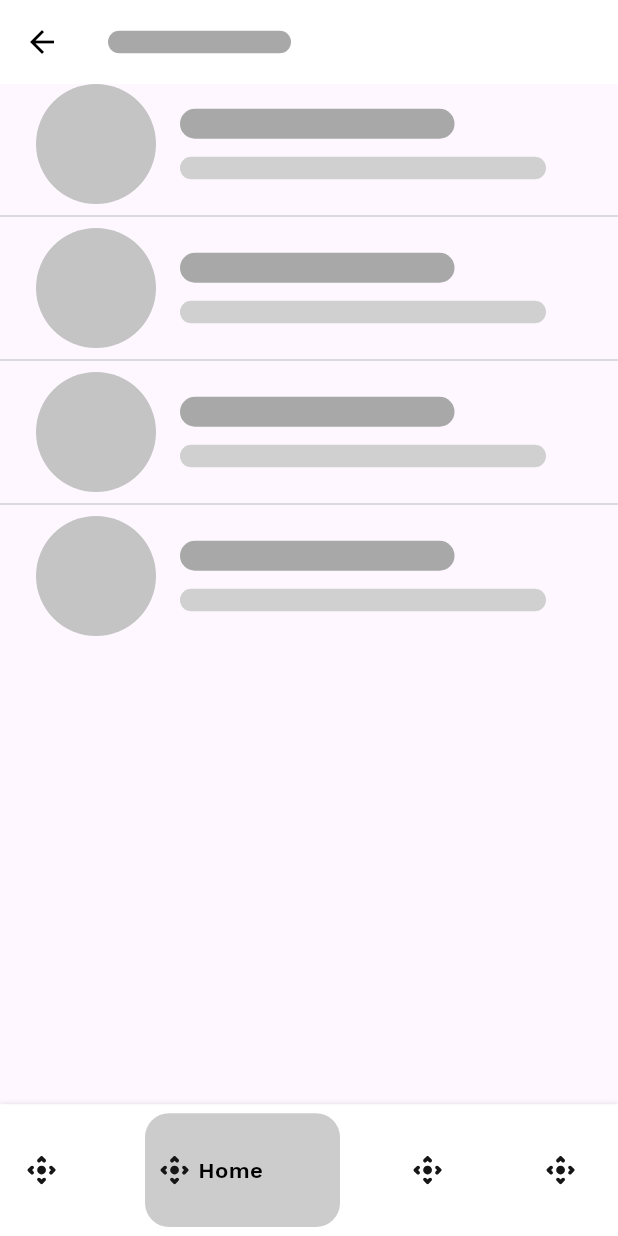
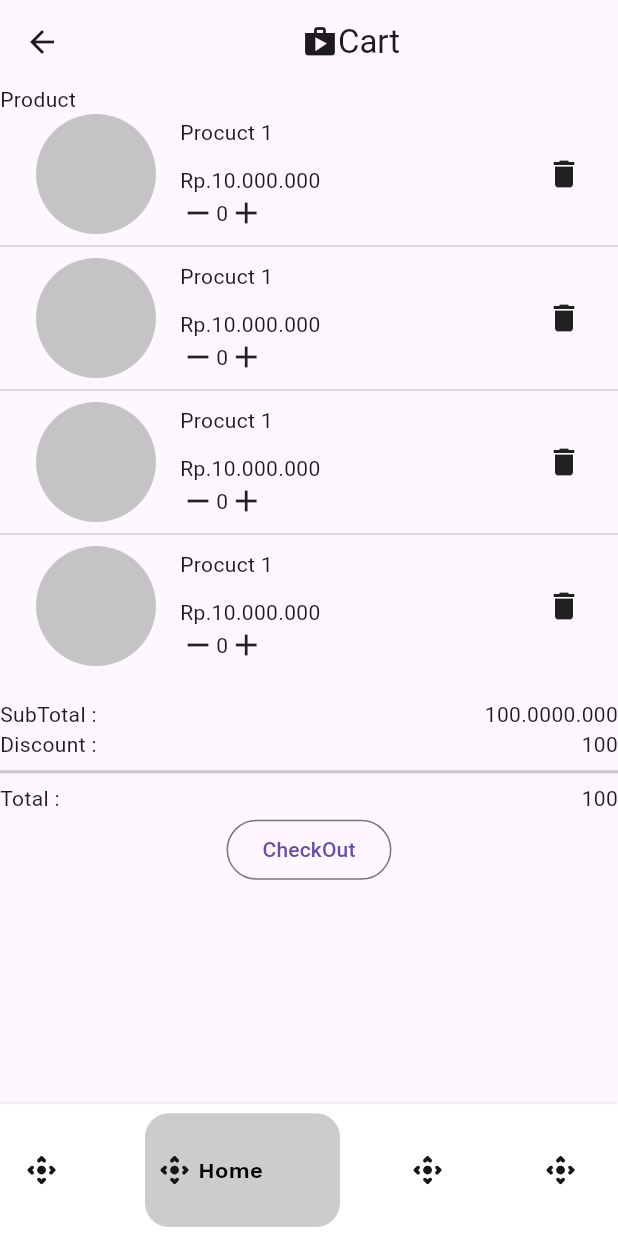
Before and after one commit to Riyumimo/personal_project, a Flutter app: the MainPage screen opened directly, swiped to page 2, on a phone screen of 412 x 824 dp. Run offline on Flutter 3.47's test engine with Material 2 defaults, Android fonts, the phone set to English and light mode, and no system bars; drawn by our look-alikes of bottom_navy_bar; our stand-ins replace bloc, firebase_auth, firebase_core, flutter_bloc, flutter_screenutil, flutter_svg and 2 more; accounts and stored records are empty.

Commit message:
ui update cart screen

```diff
--- a/lib/presentation/main_page/main_page.dart
+++ b/lib/presentation/main_page/main_page.dart
@@ -2,7 +2,7 @@ import 'package:bottom_navy_bar/bottom_navy_bar.dart';
 import 'package:dicoding_project/gen/assets.gen.dart';
 import 'package:dicoding_project/presentation/home/home_screen.dart';
 import 'package:dicoding_project/presentation/notification/notification_screen.dart';
-import 'package:dicoding_project/presentation/payment/check_out_screen.dart';
+import 'package:dicoding_project/presentation/payment/cart_screen.dart';
 import 'package:flutter/material.dart';
 import 'package:flutter_screenutil/flutter_screenutil.dart';
 import 'package:google_fonts/google_fonts.dart';
@@ -32,7 +32,7 @@ class _MainPageState extends State<MainPage> {
 
   final List<Widget> _page = [
     const HomeScreen(),
-    const CheckoutScreen(),
+    const CartScreen(),
     const NotifScreen(),
     Container(
       color: Colors.green,
--- /dev/null
+++ b/lib/presentation/payment/cart_screen.dart
@@ -0,0 +1,107 @@
+import 'package:flutter/material.dart';
+import 'package:flutter_screenutil/flutter_screenutil.dart';
+
+class CartScreen extends StatelessWidget {
+  const CartScreen({super.key});
+  static const name = "/cart";
+
+  @override
+  Widget build(BuildContext context) {
+    return Scaffold(
+      appBar: AppBar(
+        title: const Row(
+          mainAxisAlignment: MainAxisAlignment.center,
+          children: [Icon(Icons.shop), Text("Cart")],
+        ),
+        centerTitle: true,
+        elevation: 0,
+        // backgroundColor: Colors.white,
+        // foregroundColor: Colors.black,
+      ),
+      body: Column(
+        // mainAxisAlignment: MainAxisAlignment.start,
+        crossAxisAlignment: CrossAxisAlignment.start,
+        children: [
+          const Text("Product"),
+          SizedBox(
+            height: 400.h,
+            child: ListView.separated(
+              itemBuilder: (context, index) => Container(
+                padding: const EdgeInsets.symmetric(horizontal: 24.0),
+                child: Row(
+                  children: [
+                    Container(
+                      height: 80,
+                      width: 80,
+                      decoration: const BoxDecoration(
+                          shape: BoxShape.circle, color: Color(0xffC4C4C4)),
+                    ),
+                    const SizedBox(
+                      width: 16.0,
+                    ),
+                    Column(
+                      crossAxisAlignment: CrossAxisAlignment.start,
+                      children: [
+                        Container(
+                          height: 20,
+                          width: 183,
+                          child: const Text("Procuct 1"),
+                        ),
+                        const SizedBox(
+                          height: 12,
+                        ),
+                        const Text("Rp.10.000.000"),
+                        Row(
+                          children: [
+                            InkWell(
+                              onTap: () {
+                                print("remove");
+                              },
+                              child: const Icon(Icons.remove),
+                            ),
+                            const Text("0"),
+                            InkWell(
+                              onTap: () {
+                                print("add");
+                              },
+                              child: const Icon(Icons.add),
+                            ),
+                          ],
+                        ),
+                      ],
+                    ),
+                    const Spacer(),
+                    const Icon(Icons.delete)
+                  ],
+                ),
+              ),
+              separatorBuilder: (context, index) => const Divider(
+                color: Color(0xffD0D0D0),
+                thickness: 1,
+              ),
+              itemCount: 4,
+            ),
+          ),
+          const Row(
+            mainAxisAlignment: MainAxisAlignment.spaceBetween,
+            children: [Text("SubTotal :"), Text("100.0000.000")],
+          ),
+          const Row(
+            mainAxisAlignment: MainAxisAlignment.spaceBetween,
+            children: [Text("Discount :"), Text("100")],
+          ),
+          const Divider(
+            thickness: 2,
+          ),
+          const Row(
+            mainAxisAlignment: MainAxisAlignment.spaceBetween,
+            children: [Text("Total :"), Text("100")],
+          ),
+          Center(
+              child: OutlinedButton(
+                  onPressed: () {}, child: const Text("CheckOut")))
+        ],
+      ),
+    );
+  }
+}
```
Also changed, not shown: lib/main.dart (+34 -31 lines), lib/route.dart (+5 -3 lines).
